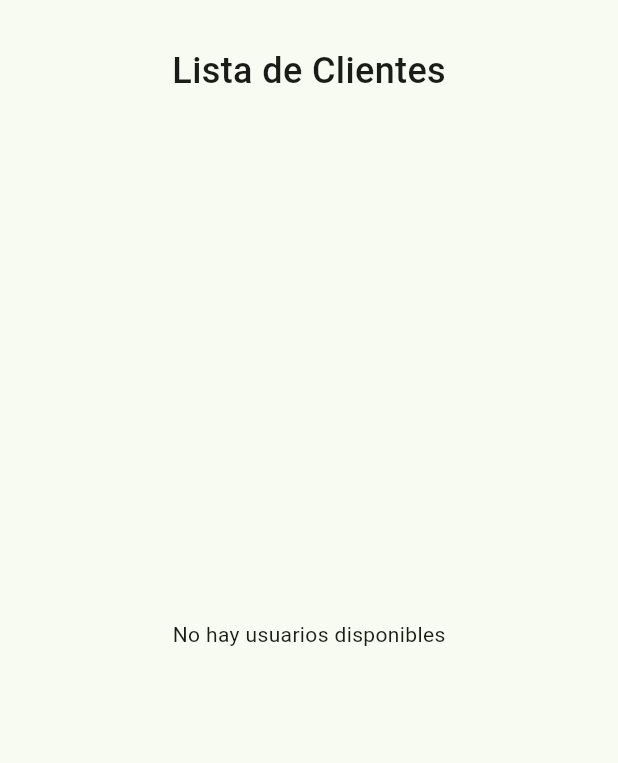
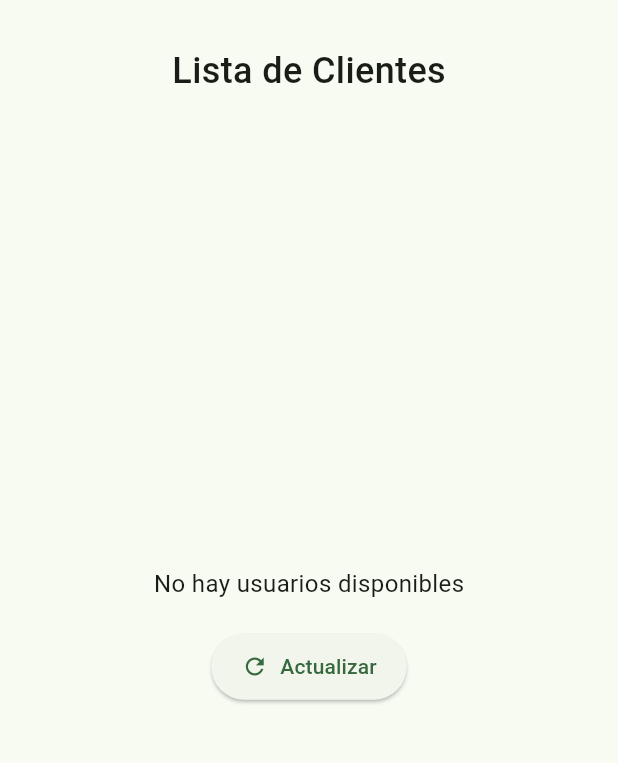
Before and after one commit to kencrisg/pasarela_pagos, a Flutter app: the MainAdminScreen screen opened directly, on a phone screen of 412 x 824 dp, the part 63-826 px from its top. Run offline on Flutter 3.47's test engine with Material 3 defaults, Android fonts, the phone set to English and light mode, and no system bars; our stand-ins replace dio, flutter_animate, flutter_secure_storage, shared_preferences; accounts and stored records are empty; network calls fail.

Commit message:
Feat/ Add new button update transactions on view users

```diff
--- a/lib/screens/admin/home/main_admin_screen.dart
+++ b/lib/screens/admin/home/main_admin_screen.dart
@@ -26,7 +26,6 @@ class MainAdminScreenState extends State<MainAdminScreen> {
 
     setState(() {
       userData = data;
-      print("😢$userData");
     });
   }
 
--- a/lib/screens/admin/widgets/users_admin_screen.dart
+++ b/lib/screens/admin/widgets/users_admin_screen.dart
@@ -42,7 +42,28 @@ class UserAdminScreenState extends State<UserAdminScreen> {
       child: _isLoading
           ? const Center(child: CircularProgressIndicator())
           : _users.isEmpty
-              ? const Center(child: Text("No hay usuarios disponibles"))
+              ? Center(
+                  child: Column(
+                    mainAxisAlignment: MainAxisAlignment.center,
+                    children: [
+                      const Text(
+                        "No hay usuarios disponibles",
+                        style: TextStyle(fontSize: 16),
+                      ),
+                      const SizedBox(height: 20),
+                      ElevatedButton.icon(
+                        onPressed:
+                            _fetchUsers, // 🔥 Llama al método de actualización
+                        icon: const Icon(Icons.refresh),
+                        label: const Text("Actualizar"),
+                        style: ElevatedButton.styleFrom(
+                          padding: const EdgeInsets.symmetric(
+                              horizontal: 20, vertical: 12),
+                        ),
+                      ),
+                    ],
+                  ),
+                )
               : ListView.builder(
                   physics: const AlwaysScrollableScrollPhysics(),
                   itemCount: _users.length,
--- a/lib/screens/settings/settings_screen.dart
+++ b/lib/screens/settings/settings_screen.dart
@@ -32,7 +32,7 @@ class SettingsScreenState extends State<SettingsScreen> {
       _selectedTheme = themeMode;
     });
     await ThemeHelper.saveThemeMode(themeMode);
-    widget.changeTheme(themeMode); // 🔥 Aplicar cambio de tema en toda la app
+    widget.changeTheme(themeMode);
   }
 
   @override
--- a/lib/screens/user/home/main_user_screen.dart
+++ b/lib/screens/user/home/main_user_screen.dart
@@ -27,10 +27,7 @@ class MainUserScreenState extends State<MainUserScreen> {
     final data = await _storageHelper.getUserData();
 
     await Future.delayed(const Duration(milliseconds: 500));
-
-    print("😢$data");
     if (!mounted) return;
-
     setState(() {
       userData = data;
       userId = data?['user']?['user_id'] ?? 0;
--- a/lib/screens/widgets/custom_drawer.dart
+++ b/lib/screens/widgets/custom_drawer.dart
@@ -30,7 +30,7 @@ class CustomDrawer extends StatelessWidget {
                   height: 100,
                 ),
                 Text(
-                  userName, // 🔥 Ahora funciona para admin y usuario
+                  userName,
                   style: const TextStyle(fontSize: 18, color: Colors.white),
                 ),
               ],
```
Also changed, not shown: lib/screens/welcome_screen.dart (+0 -8 lines), lib/screens/widgets/transaction_admin_screen.dart (+26 -3 lines).
